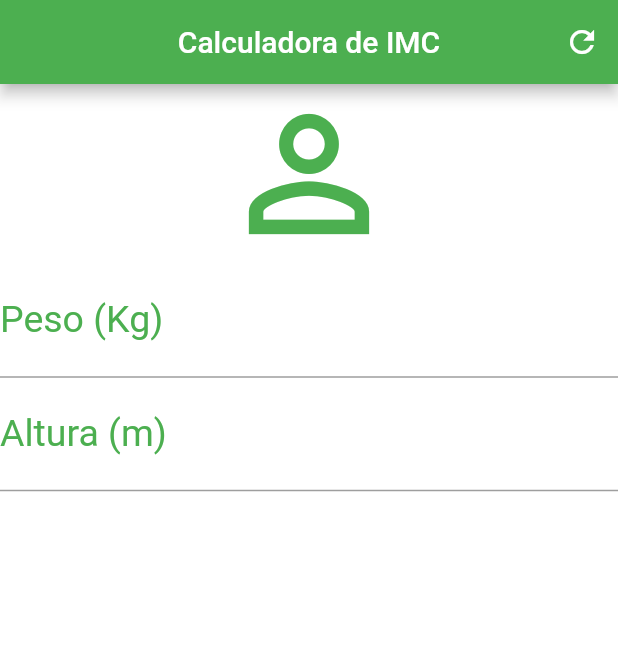
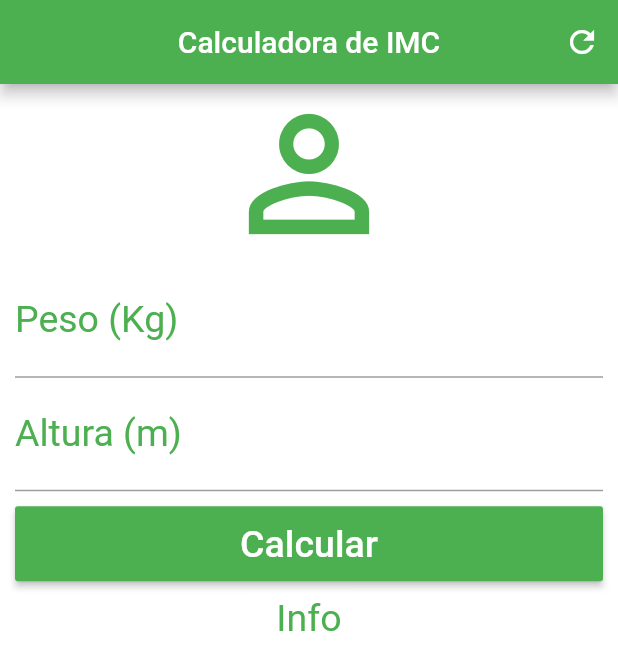
Before and after one commit to f-mtz/Flutter, a Flutter app: the screen it shows after launch, on a phone screen of 412 x 824 dp. Shown: the top 670 px of the screen. Run offline on Flutter 3.47's test engine with Material 2 defaults, Android fonts, the phone set to English and light mode, and no system bars.

Commit message:
Finalizando o layout com ScrollView e RaisedButton

```diff
--- a/calculadora_imc/lib/main.dart
+++ b/calculadora_imc/lib/main.dart
@@ -28,7 +28,9 @@ class _HomeState extends State<Home> {
           ],
         ),
         backgroundColor: Colors.white,
-      body: Column(
+        body: SingleChildScrollView(
+          padding: EdgeInsets.fromLTRB(10.0, 0.0, 10.0, 0.0),
+          child: Column(
             crossAxisAlignment: CrossAxisAlignment.stretch,
             children: [
               Icon(
@@ -53,9 +55,27 @@ class _HomeState extends State<Home> {
                 ),
                 textAlign: TextAlign.center,
                 style: TextStyle(color: Colors.green, fontSize: 25.0),
+              ),
+              Padding(
+                padding: EdgeInsets.only(top: 10.0, bottom: 10.0),
+                child: Container(
+                  height: 50.0,
+                  child: RaisedButton(
+                      onPressed: () {},
+                      child: Text(
+                        "Calcular",
+                        style: TextStyle(color: Colors.white, fontSize: 25.0),
+                      ),
+                      color: Colors.green),
+                ),
+              ),
+              Text(
+                "Info",
+                textAlign: TextAlign.center,
+                style: TextStyle(color: Colors.green, fontSize: 25.0),
               )
             ],
           ),
-    );
+        ));
   }
 }
```
Lines whose indentation alone changed are shown as unchanged.
